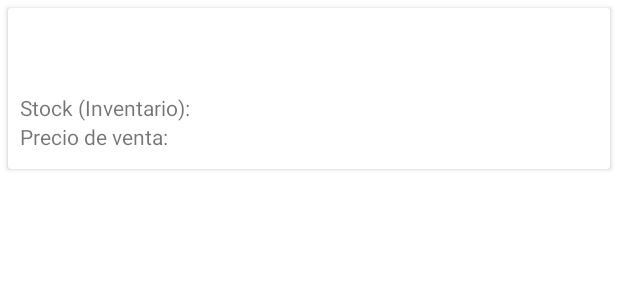
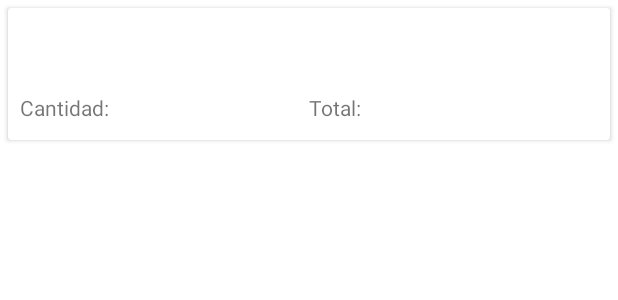
Before and after one commit to igmer/mvvm-android, an Android app: the layout item_sale.xml on its own in the app's theme, with its tools: preview values and no code run, on a phone screen of 412 x 824 dp. Shown: the top 300 px of the screen. Run offline under Robolectric (Android 15) with nearby library versions, the phone set to English and light mode, and no system bars.

Commit message:
minor changes

```diff
--- a/app/src/main/java/com/igmer/mancustomer/adapters/AdapterSale.kt
+++ b/app/src/main/java/com/igmer/mancustomer/adapters/AdapterSale.kt
@@ -9,10 +9,11 @@ import com.igmer.mancustomer.databinding.ItemProductBinding
 import com.igmer.mancustomer.databinding.ItemSaleBinding
 import com.igmer.mancustomer.models.Product
 import com.igmer.mancustomer.models.Sale
+import com.igmer.mancustomer.models.embedded.SaleProduct
 
 class AdapterSale() : RecyclerView.Adapter<AdapterSale.ViewHolder>() {
     private lateinit var context: Context
-    private  var sales= ArrayList<Sale>()
+    private  var sales= ArrayList<SaleProduct>()
     override fun onCreateViewHolder(parent: ViewGroup, viewType: Int): ViewHolder {
         context = parent.context
         val view = View.inflate(context, R.layout.item_sale, null)
@@ -32,7 +33,7 @@ class AdapterSale() : RecyclerView.Adapter<AdapterSale.ViewHolder>() {
     }
 
 
-    fun setProducts(sale: ArrayList<Sale>) {
+    fun setProducts(sale: ArrayList<SaleProduct>) {
         sales = sale
     }
 
--- a/app/src/main/java/com/igmer/mancustomer/repository/SaleRepository.kt
+++ b/app/src/main/java/com/igmer/mancustomer/repository/SaleRepository.kt
@@ -2,6 +2,7 @@ package com.igmer.mancustomer.repository
 
 import com.igmer.mancustomer.data.interfacesDao.ISaleDao
 import com.igmer.mancustomer.models.Sale
+import com.igmer.mancustomer.models.embedded.SaleProduct
 import javax.inject.Inject
 
 class SaleRepository @Inject constructor(private val saleDao: ISaleDao) {
@@ -12,4 +13,9 @@ class SaleRepository @Inject constructor(private val saleDao: ISaleDao) {
     fun getSalesByIdCustomerAndDate(idCustomer: Int, date: String): List<Sale> {
             return saleDao.getSalesByIdCustomerAndDate(idCustomer, date)
     }
+
+    fun getSalesByIdCustomerAndDateDetail(id: Int, date: String): List<SaleProduct> {
+        return  saleDao.getSalesByIdCustomerAndDateDetail(id,date)
+
+    }
 }
--- a/app/src/main/java/com/igmer/mancustomer/ui/product/ProductsFragment.kt
+++ b/app/src/main/java/com/igmer/mancustomer/ui/product/ProductsFragment.kt
@@ -36,6 +36,7 @@ class ProductsFragment : Fragment() {
         setupRecyclerView()
         productsViewModel.getAllProductsObserver().observe(viewLifecycleOwner) {
             productAdapter.setProducts(it as ArrayList<Product>)
+
             productAdapter.notifyDataSetChanged()
         }
         productsViewModel.isLoading.observe(viewLifecycleOwner) {
--- a/app/src/main/java/com/igmer/mancustomer/ui/sales/SaleDetailFragment.kt
+++ b/app/src/main/java/com/igmer/mancustomer/ui/sales/SaleDetailFragment.kt
@@ -18,6 +18,7 @@ import com.igmer.mancustomer.databinding.AdminCustomerFragmentBinding
 import com.igmer.mancustomer.databinding.FragmentSaleDetailBinding
 import com.igmer.mancustomer.models.Product
 import com.igmer.mancustomer.models.Sale
+import com.igmer.mancustomer.models.embedded.SaleProduct
 import com.igmer.mancustomer.ui.MainActivity
 import com.igmer.mancustomer.ui.customer.CustomerViewModel
 import com.igmer.mancustomer.utils.AlertDialogCustom
@@ -56,7 +57,8 @@ class SaleDetailFragment : Fragment() {
             binding.tvCustomerName.text = it.name
         }
         viewModel.getAllSaleObserver().observe(viewLifecycleOwner){
-            saleAdapter.setProducts(it as ArrayList<Sale>)
+            saleAdapter.setProducts(it as ArrayList<SaleProduct>)
+            print("deberia cargas mas datos")
             saleAdapter.notifyDataSetChanged()
         }
 
--- a/app/src/main/res/layout/item_sale.xml
+++ b/app/src/main/res/layout/item_sale.xml
@@ -7,7 +7,7 @@
 
         <variable
             name="sale"
-            type="com.igmer.mancustomer.models.Sale" />
+            type="com.igmer.mancustomer.models.embedded.SaleProduct" />
     </data>
 
     <RelativeLayout
@@ -37,7 +37,7 @@
                     android:layout_width="wrap_content"
                     android:layout_height="wrap_content"
                     android:fontFamily="sans-serif-condensed"
-                    android:text="@{Integer.toString(sale.quantity)}"
+                    android:text="@{sale.product}"
                     android:textAppearance="?android:textAppearanceLarge"
                     android:textStyle="bold" />
 
@@ -47,18 +47,22 @@
                     android:layout_height="wrap_content"
                     android:fontFamily="sans-serif"
                     android:maxLines="1"
-                    android:text="@{Integer.toString(sale.quantity)}" />
+                    android:text="@{sale.description}" />
 
                 <LinearLayout
                     android:layout_width="match_parent"
                     android:layout_height="wrap_content"
                     android:orientation="horizontal">
-
+                    <LinearLayout
+                        android:layout_width="0dp"
+                        android:layout_height="wrap_content"
+                        android:layout_weight="1"
+                        android:orientation="horizontal">
                         <TextView
                             android:layout_width="wrap_content"
                             android:layout_height="wrap_content"
                             android:fontFamily="sans-serif"
-                        android:text="@string/stock"
+                            android:text="@string/amount"
                             android:textAppearance="?android:attr/textAppearanceSmall" />
 
                         <TextView
@@ -68,9 +72,9 @@
                             android:layout_marginStart="4dp"
                             android:text="@{Integer.toString(sale.quantity)}"/>
                     </LinearLayout>
-
                     <LinearLayout
-                    android:layout_width="match_parent"
+                        android:layout_width="0dp"
+                        android:layout_weight="1"
                         android:layout_height="wrap_content"
                         android:orientation="horizontal">
 
@@ -78,7 +82,7 @@
                             android:layout_width="wrap_content"
                             android:layout_height="wrap_content"
                             android:fontFamily="sans-serif"
-                        android:text="@string/sale_price"
+                            android:text="@string/total"
                             android:textAppearance="?android:attr/textAppearanceSmall" />
 
                         <TextView
@@ -88,6 +92,11 @@
                             android:layout_marginStart="4dp"
                             android:text="@{Double.toString(sale.total)}"/>
                     </LinearLayout>
+
+
+                </LinearLayout>
+
+
             </LinearLayout>
 
         </androidx.cardview.widget.CardView>
--- a/app/src/main/res/values/strings.xml
+++ b/app/src/main/res/values/strings.xml
@@ -55,12 +55,13 @@
     <string name="editar">Editar</string>
     <string name="vender">Vender</string>
     <string name="discount">Descuento (%)</string>
-    <string name="total">Total</string>
+    <string name="total">Total: </string>
     <string name="unit_price">Precio Unitario</string>
-    <string name="sale_type">Tpo de venta</string>
+    <string name="sale_type">Tipo de venta</string>
     <string name="contado">Contado</string>
     <string name="acept">Aceptar</string>
     <string name="confirm_sale">Confirmar la venta del producto por un total de: %s </string>
+    <string name="amount">Cantidad: </string>
     <string-array name="sales_types">
         <item>@string/credito</item>
         <item>@string/contado</item>
```
Also changed, not shown: app/src/main/java/com/igmer/mancustomer/data/interfacesDao/ISaleDao.kt (+7 -1 lines), app/src/main/java/com/igmer/mancustomer/models/embedded/SaleProduct.kt (added, +15 -0 lines), app/src/main/java/com/igmer/mancustomer/ui/sales/SaleDetailViewModel.kt (+6 -5 lines), app/src/main/java/com/igmer/mancustomer/models/Sale.kt (line endings or trailing spaces). Lines whose indentation alone changed are shown as unchanged.
